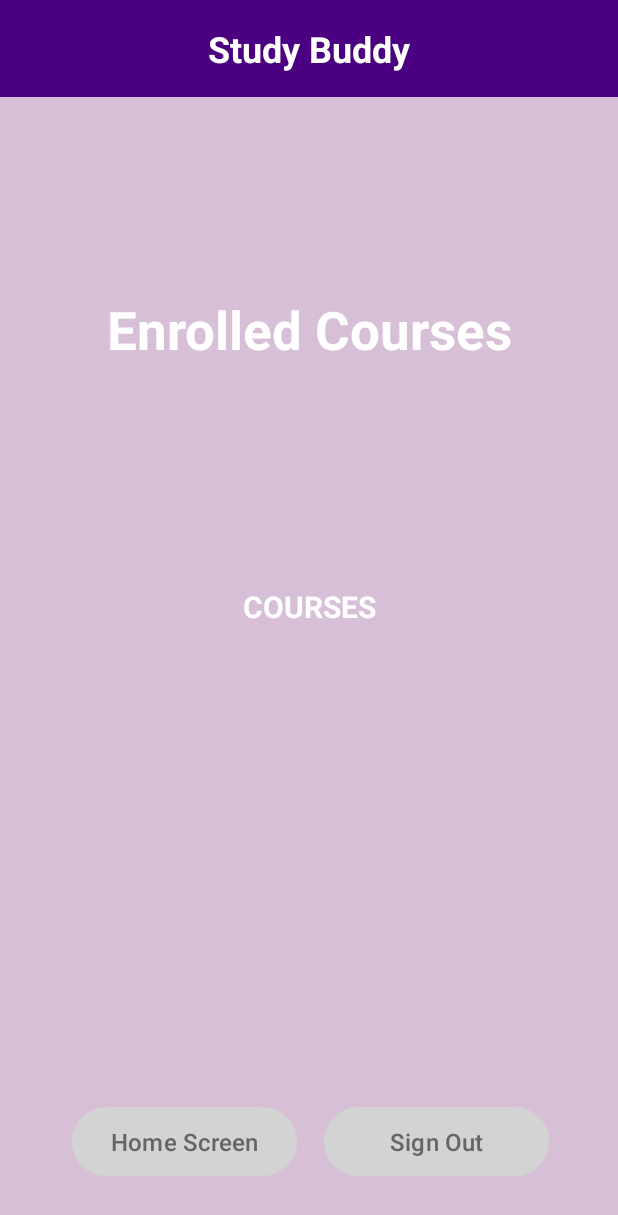
After one commit to Larry-Z-Li/ProjectE, an Android app: the layout enrolled_courses.xml on its own in the app's theme, with its tools: preview values and no code run, on a phone screen of 412 x 824 dp. The commit adds this screen. Shown: the top 1215 px of the screen. Run offline under Robolectric (Android 15) with nearby library versions, the phone set to English and light mode, and no system bars.

Commit message:
Merging Work

```diff
--- a/app/build.gradle
+++ b/app/build.gradle
@@ -37,6 +37,7 @@ dependencies {
     implementation libs.constraintlayout
     implementation libs.firebase.database
     testImplementation libs.junit
+    implementation 'com.google.android.flexbox:flexbox:3.0.0'
     androidTestImplementation libs.ext.junit
     androidTestImplementation libs.espresso.core
     implementation libs.timerangepicker
--- /dev/null
+++ b/app/src/main/res/drawable/boxes_background.xml
@@ -0,0 +1,6 @@
+<?xml version="1.0" encoding="utf-8"?>
+<shape xmlns:android="http://schemas.android.com/apk/res/android">
+    <solid android:color="#D3D3D3"/>
+    <stroke android:width="2dp" android:color="#D8BFD8"/>
+    <corners android:radius="8dp"/>
+</shape>
--- /dev/null
+++ b/app/src/main/res/drawable/course_selected_background.xml
@@ -0,0 +1,5 @@
+<?xml version="1.0" encoding="utf-8"?>
+    <shape xmlns:android="http://schemas.android.com/apk/res/android">
+        <solid android:color="#D3D3D3" />
+        <corners android:radius="30dp" />
+    </shape>
--- /dev/null
+++ b/app/src/main/res/drawable/spinner_background.xml
@@ -0,0 +1,6 @@
+<?xml version="1.0" encoding="utf-8"?>
+<shape xmlns:android="http://schemas.android.com/apk/res/android">
+    <solid android:color="#D3D3D3"/>
+    <stroke android:width="2dp" android:color="#D8BFD8"/>
+    <corners android:radius="8dp"/>
+</shape>
--- /dev/null
+++ b/app/src/main/res/layout/enrolled_courses.xml
@@ -0,0 +1,94 @@
+<?xml version="1.0" encoding="utf-8"?>
+<androidx.constraintlayout.widget.ConstraintLayout xmlns:android="http://schemas.android.com/apk/res/android"
+    xmlns:app="http://schemas.android.com/apk/res-auto"
+    xmlns:tools="http://schemas.android.com/tools"
+    android:id="@+id/enrolledCourses"
+    android:layout_width="match_parent"
+    android:layout_height="match_parent"
+    android:background="#D8BFD8"
+    tools:context=".EnrolledCoursesActivity">
+
+    <TextView
+        android:id="@+id/header"
+        android:layout_height="wrap_content"
+        android:layout_width="0dp"
+        android:background="#4B0082"
+        android:text="@string/headerName"
+        android:textColor="@android:color/white"
+        android:textSize="24sp"
+        android:gravity="center"
+        android:padding="16dp"
+        android:textStyle="bold"
+        app:layout_constraintTop_toTopOf="parent"
+        app:layout_constraintStart_toStartOf="parent"
+        app:layout_constraintEnd_toEndOf="parent"
+        />
+
+    <TextView
+        android:id="@+id/enrolledCoursesText"
+        android:layout_height="wrap_content"
+        android:layout_width="0dp"
+        android:text="@string/enrolledTitle"
+        android:textColor="@android:color/white"
+        android:textSize="35sp"
+        android:gravity="center"
+        android:padding="16dp"
+        android:textStyle="bold"
+        app:layout_constraintTop_toBottomOf="@id/header"
+        app:layout_constraintStart_toStartOf="parent"
+        app:layout_constraintEnd_toEndOf="parent"
+        android:layout_marginTop="115dp"
+        />
+
+    <TextView
+        android:id="@+id/listCourses"
+        android:layout_height="wrap_content"
+        android:layout_width="0dp"
+        android:text="COURSES"
+        android:textColor="@android:color/white"
+        android:textSize="20sp"
+        android:gravity="center"
+        android:padding="16dp"
+        android:textStyle="bold"
+        app:layout_constraintTop_toBottomOf="@id/enrolledCoursesText"
+        app:layout_constraintStart_toStartOf="parent"
+        app:layout_constraintEnd_toEndOf="parent"
+        app:layout_constraintBottom_toTopOf="@+id/HomePageButton"
+        android:layout_marginTop="115dp"
+        />
+
+    <Button
+        android:id="@+id/signoutButton"
+        android:layout_width="150dp"
+        android:layout_height="wrap_content"
+        android:text="@string/signoutB"
+        android:backgroundTint="#D3D3D3"
+        android:textColor="#666666"
+        android:textSize="16sp"
+        android:padding="12dp"
+        android:layout_marginTop="300dp"
+        app:layout_constraintStart_toStartOf="parent"
+        app:layout_constraintEnd_toEndOf="parent"
+        android:layout_marginStart="170dp"
+        app:layout_constraintTop_toBottomOf="@id/listCourses"
+        />
+
+    <Button
+        android:id="@+id/HomePageButton"
+        android:layout_width="150dp"
+        android:layout_height="wrap_content"
+        android:text="@string/homePageB"
+        android:backgroundTint="#D3D3D3"
+        android:textColor="#666666"
+        android:textSize="16sp"
+        android:padding="12dp"
+        android:layout_marginTop="300dp"
+        android:layout_marginStart="30dp"
+        app:layout_constraintStart_toStartOf="parent"
+        app:layout_constraintEnd_toEndOf="parent"
+        app:layout_constraintTop_toBottomOf="@id/listCourses"
+        app:layout_constraintEnd_toStartOf="@+id/signoutButton"
+
+        />
+
+</androidx.constraintlayout.widget.ConstraintLayout>
--- a/app/src/main/res/values/strings.xml
+++ b/app/src/main/res/values/strings.xml
@@ -1,3 +1,13 @@
 <resources>
     <string name="app_name">ProjectE</string>
+    <string name="spinner_prompt">Add Courses</string>
+    <string name="headerName">Study Buddy</string>
+    <string name="enrolledTitle">Enrolled Courses</string>
+    <string name="homePageB">Home Screen</string>
+    <string name="signoutB">Sign Out</string>
+    <string name="nameT">Name</string>
+    <string name="groups">My Groups</string>
+    <string name="logout">Log Out</string>
+    <string name="login">Log In</string>
+    <string name="signup">Sign Up</string>
 </resources>
```
Also changed, not shown: app/src/main/java/com/example/projecte/EnrolledCoursesActivity.java (added, +49 -0 lines), app/src/main/java/com/example/projecte/HomeScreenActivity.java (added, +40 -0 lines), app/src/main/java/com/example/projecte/LoginActivity.java (added, +65 -0 lines), app/src/main/java/com/example/projecte/SignupActivity.java (added, +126 -0 lines), app/src/main/res/layout/homescreen_page.xml (added, +74 -0 lines), app/src/main/res/layout/login_page.xml (added, +102 -0 lines), app/src/main/res/layout/signup_page.xml (added, +129 -0 lines).
